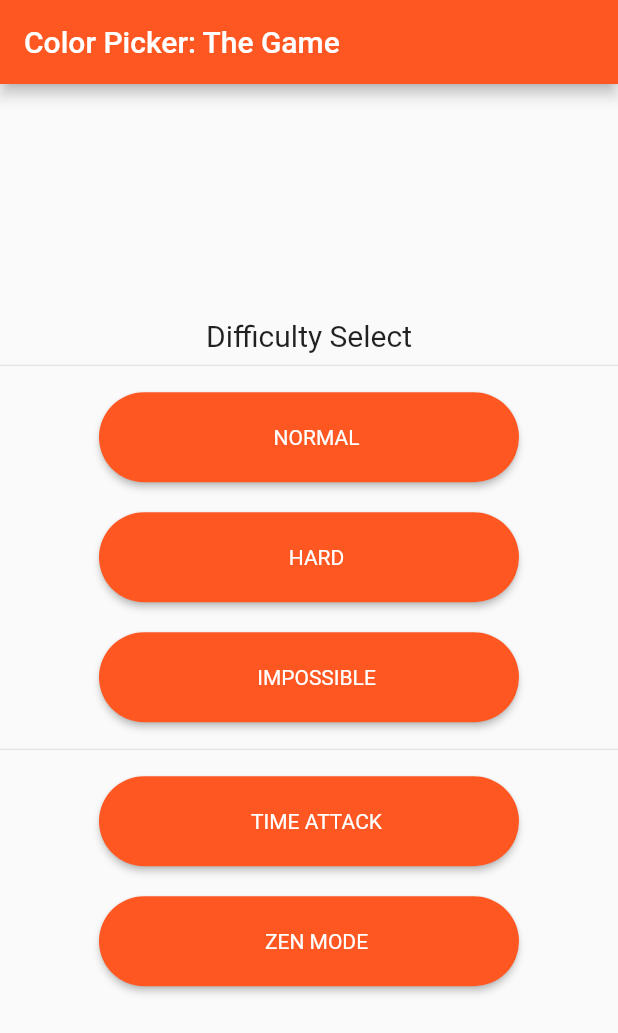
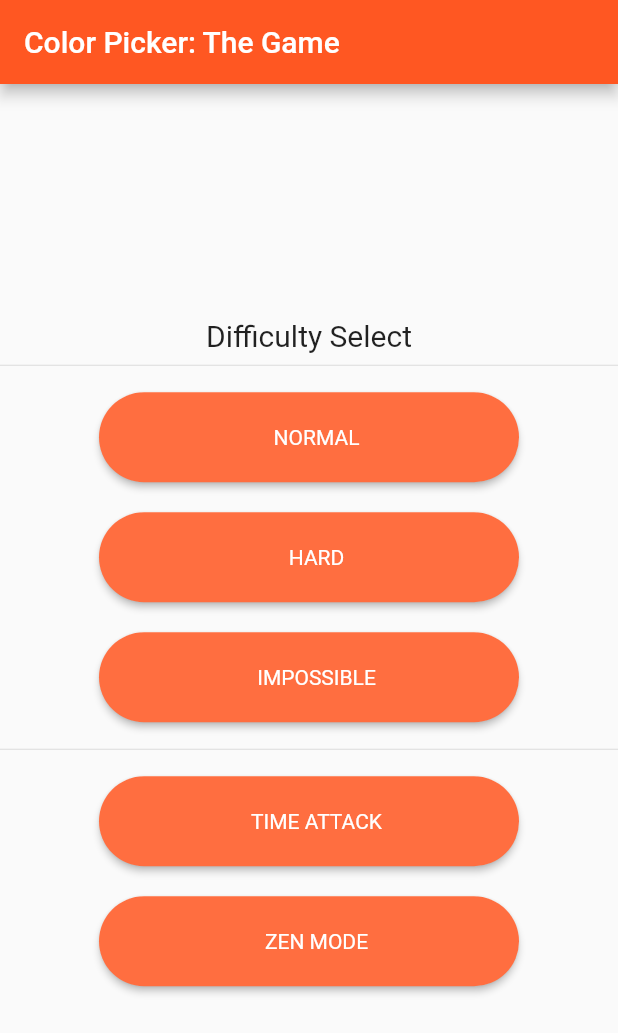
Before and after one commit to dmdevoss/color-picker-game, a Flutter app: the screen it shows after launch, on a phone screen of 412 x 824 dp. Shown: the top 1033 px of the screen. Run offline on Flutter 3.47's test engine with Material 2 defaults, Android fonts, the phone set to English and light mode, and no system bars; our stand-ins replace flutter_colorpicker.

Commit message:
tweak button colors

```diff
--- a/lib/locor_widgets/homepage_button.dart
+++ b/lib/locor_widgets/homepage_button.dart
@@ -2,13 +2,15 @@ import 'package:flutter/foundation.dart';
 import 'package:flutter/material.dart';
 
 class HomepageButton extends StatelessWidget {
-  HomepageButton({@required this.onPressed, @required this.buttonText});
+  HomepageButton({@required this.onPressed, @required this.buttonText, @required this.altColor});
 
   final GestureTapCallback onPressed;
   final String buttonText;
+  bool altColor;
 
   @override
   Widget build(BuildContext context) {
+    altColor = altColor ?? false;
     return
       Container(
         width: 300,
@@ -16,8 +18,8 @@ class HomepageButton extends StatelessWidget {
         padding: EdgeInsets.all(10.0),
         child: (
         RawMaterialButton(
-          fillColor: Colors.deepOrange,
-          splashColor: Colors.deepOrangeAccent,
+          fillColor: altColor ? Colors.deepOrangeAccent : Colors.deepOrange,
+          splashColor: altColor ? Colors.deepOrange : Colors.deepOrangeAccent,
           child: Padding(
             padding: EdgeInsets.all(10.0),
             child: Row(
--- a/lib/main.dart
+++ b/lib/main.dart
@@ -59,7 +59,8 @@ class _LevelSelectPageState extends State<LevelSelectPage> {
                     MaterialPageRoute(builder: (context) => ColorPickerPage(difficulty: 1, title: "Normal Mode"), fullscreenDialog: true),
                   );
                 },
-                buttonText: 'NORMAL'
+                buttonText: 'NORMAL',
+                altColor: true,
             ),
             HomepageButton(
                 onPressed: () {
@@ -68,7 +69,8 @@ class _LevelSelectPageState extends State<LevelSelectPage> {
                     MaterialPageRoute(builder: (context) => ColorPickerPage(difficulty: 2, title: "Hard Mode"), fullscreenDialog: true),
                   );
                 },
-                buttonText: 'HARD'
+                buttonText: 'HARD',
+              altColor: true,
             ),
             HomepageButton(
                 onPressed: () {
@@ -77,7 +79,8 @@ class _LevelSelectPageState extends State<LevelSelectPage> {
                     MaterialPageRoute(builder: (context) => ColorPickerPage(difficulty: 3, title: "Impossible Mode"), fullscreenDialog: true),
                   );
                 },
-                buttonText: 'IMPOSSIBLE'
+                buttonText: 'IMPOSSIBLE',
+                altColor: true,
             ),
             Divider(),
             HomepageButton(
@@ -87,7 +90,8 @@ class _LevelSelectPageState extends State<LevelSelectPage> {
                     MaterialPageRoute(builder: (context) => ColorPickerPage(difficulty: 0, title: "Time Attack"), fullscreenDialog: true),
                   );
                 },
-                buttonText: 'TIME ATTACK'
+                buttonText: 'TIME ATTACK',
+                altColor: true,
             ),
             HomepageButton(
                 onPressed: () {
@@ -96,7 +100,8 @@ class _LevelSelectPageState extends State<LevelSelectPage> {
                     MaterialPageRoute(builder: (context) => FancyPickerPage()),
                   );
                 },
-                buttonText: 'ZEN MODE'
+                buttonText: 'ZEN MODE',
+                altColor: true,
             ),
           ]
         )
@@ -538,7 +543,7 @@ class FancyPickerPage extends StatefulWidget {
 
 class _FancyPickerPageState extends State<FancyPickerPage> {
 
-  Color _pickerColor = Color.fromRGBO(245, 72, 6, 1.0);
+  Color _pickerColor = Colors.deepOrange;
 
   void changeColor(Color color) {
     setState(() => _pickerColor = color);
```
